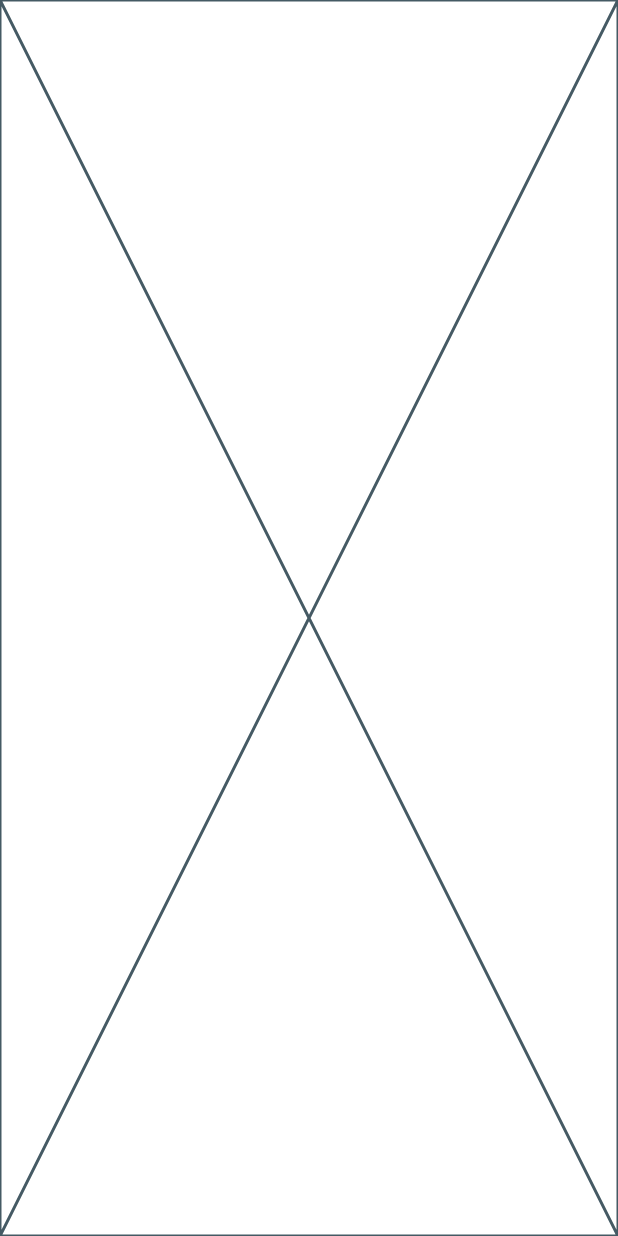
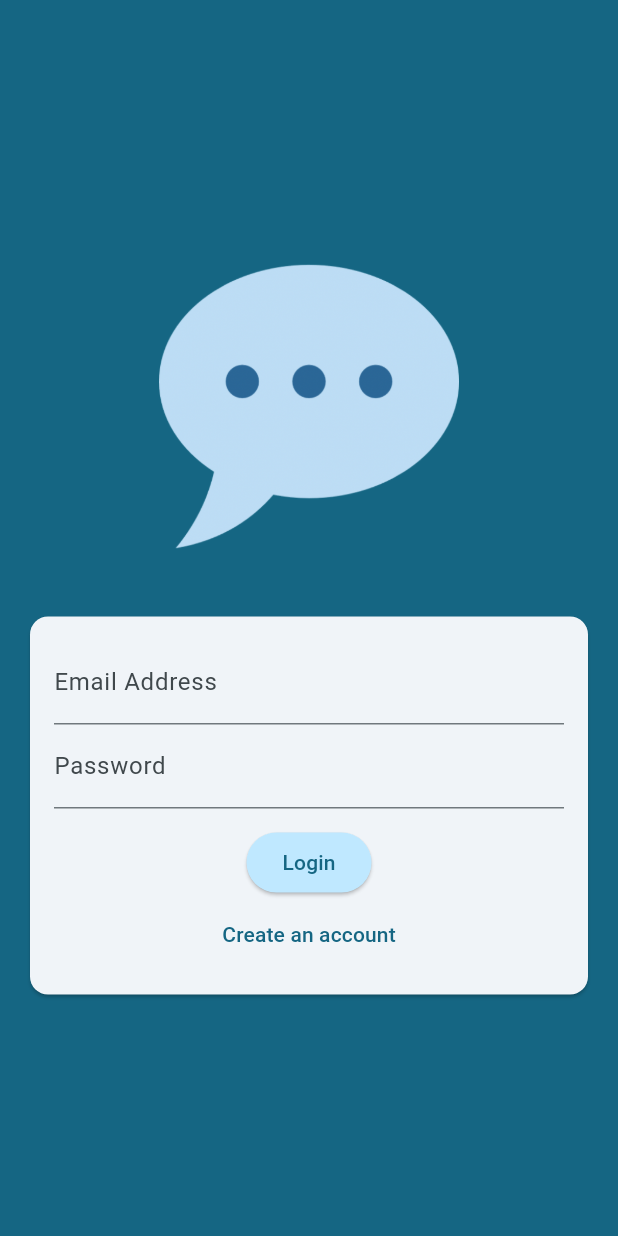
Before and after one commit to Silva3012/chatter, a Flutter app: the screen it shows after launch, on a phone screen of 412 x 824 dp. Run offline on Flutter 3.47's test engine with Material 3 defaults, Android fonts, the phone set to English and light mode, and no system bars; our stand-ins replace firebase_auth, firebase_core; accounts and stored records are empty.

```diff
--- a/lib/main.dart
+++ b/lib/main.dart
@@ -1,6 +1,13 @@
+import 'package:chatter/screens/auth.dart';
 import 'package:flutter/material.dart';
+import 'package:firebase_core/firebase_core.dart';
+import 'firebase_options.dart';
 
-void main() {
+void main() async {
+  WidgetsFlutterBinding.ensureInitialized();
+  await Firebase.initializeApp(
+    options: DefaultFirebaseOptions.currentPlatform,
+  );
   runApp(const App());
 }
 
@@ -10,12 +17,13 @@ class App extends StatelessWidget {
   @override
   Widget build(BuildContext context) {
     return MaterialApp(
-      title: 'FlutterChat',
+      title: 'Chatter',
       theme: ThemeData().copyWith(
         colorScheme: ColorScheme.fromSeed(
-            seedColor: const Color.fromARGB(255, 63, 17, 177)),
+          seedColor: const Color.fromARGB(255, 17, 137, 177),
+        ),
       ),
-      home: const Placeholder(),
+      home: const AuthScreen(),
     );
   }
 }
--- /dev/null
+++ b/lib/screens/auth.dart
@@ -0,0 +1,144 @@
+import 'package:firebase_auth/firebase_auth.dart';
+import 'package:flutter/material.dart';
+
+final _firebase = FirebaseAuth.instance;
+
+class AuthScreen extends StatefulWidget {
+  const AuthScreen({super.key});
+
+  @override
+  State<AuthScreen> createState() => _AuthScreenState();
+}
+
+class _AuthScreenState extends State<AuthScreen> {
+  final _form = GlobalKey<FormState>();
+
+  var _isLogin = true;
+  var _enteredEmail = '';
+  var _enteredPassword = '';
+
+  @override
+  Widget build(BuildContext context) {
+    return Scaffold(
+      backgroundColor: Theme.of(context).colorScheme.primary,
+      body: Center(
+        child: SingleChildScrollView(
+          child: Column(
+            mainAxisAlignment: MainAxisAlignment.center,
+            children: [
+              Container(
+                margin: const EdgeInsets.only(
+                  top: 30,
+                  bottom: 20,
+                  left: 20,
+                  right: 20,
+                ),
+                width: 200,
+                child: Image.asset('assets/images/chat.png'),
+              ),
+              Card(
+                margin: const EdgeInsets.all(20),
+                child: SingleChildScrollView(
+                  child: Padding(
+                    padding: const EdgeInsets.all(16),
+                    child: Form(
+                        key: _form,
+                        child: Column(
+                          mainAxisSize: MainAxisSize.min,
+                          children: [
+                            TextFormField(
+                              decoration: const InputDecoration(
+                                  labelText: 'Email Address'),
+                              keyboardType: TextInputType.emailAddress,
+                              autocorrect: false,
+                              textCapitalization: TextCapitalization.none,
+                              validator: (value) {
+                                if (value == null ||
+                                    value.trim().isEmpty ||
+                                    !value.contains('@')) {
+                                  return 'Please enter a valid email address.';
+                                }
+
+                                return null;
+                              },
+                              onSaved: (value) {
+                                _enteredEmail = value!;
+                              },
+                            ),
+                            TextFormField(
+                              decoration:
+                                  const InputDecoration(labelText: 'Password'),
+                              obscureText: true,
+                              validator: (value) {
+                                if (value == null || value.trim().length < 8) {
+                                  return 'Password must be 8 characters long.';
+                                }
+
+                                return null;
+                              },
+                              onSaved: (value) {
+                                _enteredPassword = value!;
+                              },
+                            ),
+                            const SizedBox(height: 12),
+                            ElevatedButton(
+                              onPressed: _submit,
+                              style: ElevatedButton.styleFrom(
+                                backgroundColor: Theme.of(context)
+                                    .colorScheme
+                                    .primaryContainer,
+                              ),
+                              child: Text(_isLogin ? 'Login' : 'Register'),
+                            ),
+                            TextButton(
+                              onPressed: () {
+                                setState(() {
+                                  _isLogin = !_isLogin;
+                                });
+                              },
+                              child: Text(_isLogin
+                                  ? 'Create an account'
+                                  : 'I already have an account'),
+                            ),
+                          ],
+                        )),
+                  ),
+                ),
+              )
+            ],
+          ),
+        ),
+      ),
+    );
+  }
+
+  void _submit() async {
+    final isValid = _form.currentState!.validate();
+
+    if (!isValid) {
+      return;
+    }
+
+    _form.currentState!.save();
+
+    if (_isLogin) {
+      // login the user here
+    } else {
+      try {
+        final userCredentials = await _firebase.createUserWithEmailAndPassword(
+            email: _enteredEmail, password: _enteredPassword);
+        print(userCredentials);
+      } on FirebaseAuthException catch (e) {
+        if (e.code == 'email-already-in-use') {
+          // ...
+        }
+        ScaffoldMessenger.of(context).clearSnackBars();
+        ScaffoldMessenger.of(context).showSnackBar(
+          SnackBar(
+            content: Text(e.message ?? 'Authentication Failed.'),
+          ),
+        );
+      }
+    }
+  }
+}
--- a/pubspec.yaml
+++ b/pubspec.yaml
@@ -11,6 +11,8 @@ dependencies:
   flutter:
     sdk: flutter
   cupertino_icons: ^1.0.2
+  firebase_core: ^2.27.0
+  firebase_auth: ^4.17.8
 
 dev_dependencies:
   flutter_test:
@@ -20,3 +22,6 @@ dev_dependencies:
 
 flutter:
   uses-material-design: true
+
+  assets:
+    - assets/images/chat.png
```
Also changed, not shown: assets/images/chat.png (added), firebase.json (added), lib/firebase_options.dart (added), pubspec.lock, 16 other files.
